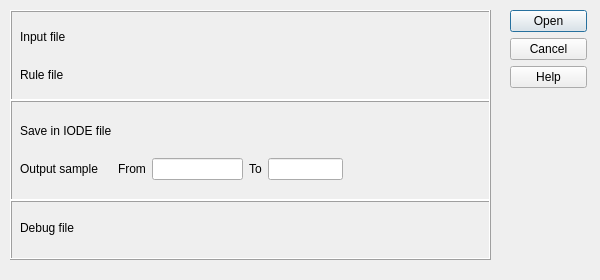
Before: the Qt Designer form gui/iode_gui/menu/file/file_import_variables.ui in plan-be/iode, drawn with Qt 5.
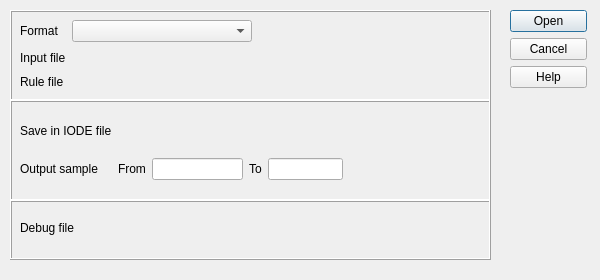
After: the same form once the commit is applied. Icons and pictures are not drawn. Custom widgets are drawn as their Qt base class.

Commit message: GUI PYTHON: (file_import_variables.py/ui)             - finished to implement the MenuFileImportVariables class

Diff of the .ui file:
```diff
--- a/gui/iode_gui/menu/file/file_import_variables.ui
+++ b/gui/iode_gui/menu/file/file_import_variables.ui
@@ -63,10 +63,7 @@
      </rect>
     </property>
     <layout class="QGridLayout" name="gridLayout">
-     <item row="0" column="1" colspan="2">
-      <widget class="IodeFileChooser" name="fileChooser_input_file" native="true"/>
-     </item>
-     <item row="1" column="0">
+     <item row="2" column="0">
       <widget class="QLabel" name="label_rule_file">
        <property name="sizePolicy">
         <sizepolicy hsizetype="Minimum" vsizetype="Preferred">
@@ -79,22 +76,55 @@
        </property>
       </widget>
      </item>
-     <item row="0" column="0">
-      <widget class="QLabel" name="label_input_file">
-       <property name="sizePolicy">
-        <sizepolicy hsizetype="Minimum" vsizetype="Preferred">
-         <horstretch>0</horstretch>
-         <verstretch>0</verstretch>
-        </sizepolicy>
-       </property>
-       <property name="text">
-        <string>Input file</string>
-       </property>
-      </widget>
-     </item>
      <item row="1" column="1" colspan="2">
+      <widget class="IodeFileChooser" name="fileChooser_input_file" native="true"/>
+     </item>
+     <item row="2" column="1" colspan="2">
       <widget class="IodeFileChooser" name="fileChooser_rule_file" native="true"/>
      </item>
+     <item row="1" column="0">
+      <widget class="QLabel" name="label_input_file">
+       <property name="sizePolicy">
+        <sizepolicy hsizetype="Minimum" vsizetype="Preferred">
+         <horstretch>0</horstretch>
+         <verstretch>0</verstretch>
+        </sizepolicy>
+       </property>
+       <property name="text">
+        <string>Input file</string>
+       </property>
+      </widget>
+     </item>
+     <item row="0" column="0">
+      <widget class="QLabel" name="label_format">
+       <property name="text">
+        <string>Format</string>
+       </property>
+      </widget>
+     </item>
+     <item row="0" column="1">
+      <widget class="QComboBox" name="comboBox_format">
+       <property name="minimumSize">
+        <size>
+         <width>180</width>
+         <height>0</height>
+        </size>
+       </property>
+      </widget>
+     </item>
+     <item row="0" column="2">
+      <spacer name="horizontalSpacer">
+       <property name="orientation">
+        <enum>Qt::Horizontal</enum>
+       </property>
+       <property name="sizeHint" stdset="0">
+        <size>
+         <width>40</width>
+         <height>20</height>
+        </size>
+       </property>
+      </spacer>
+     </item>
     </layout>
    </widget>
   </widget>
```
Left out of the diff: 2 changed lines with no effect on the pictures. The commit also changes 1 other file.
